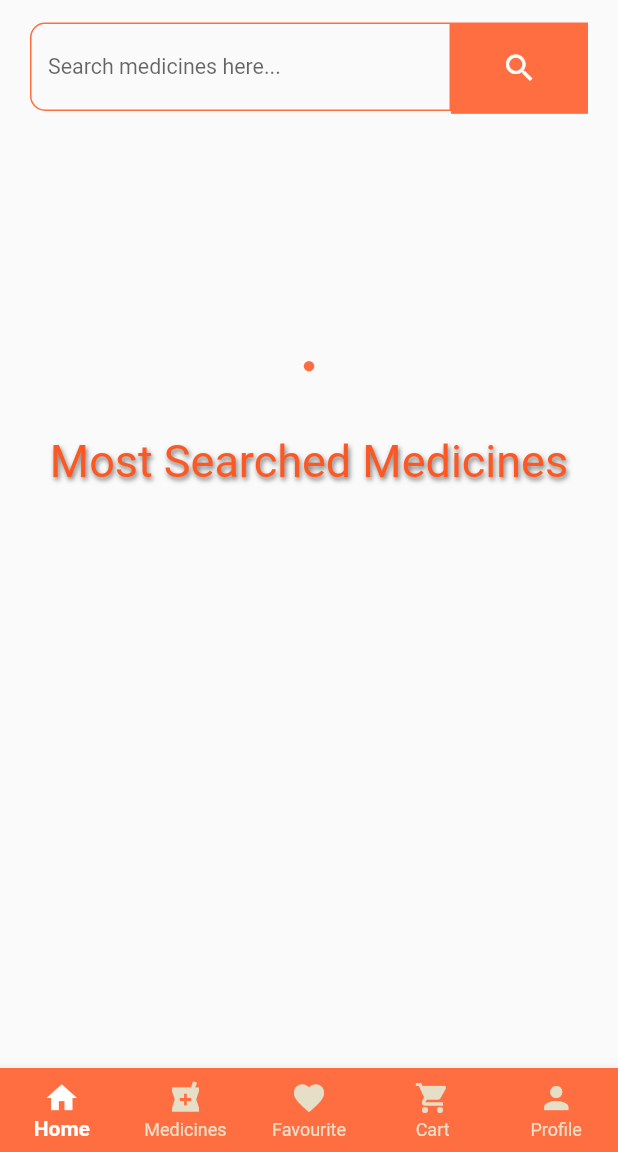
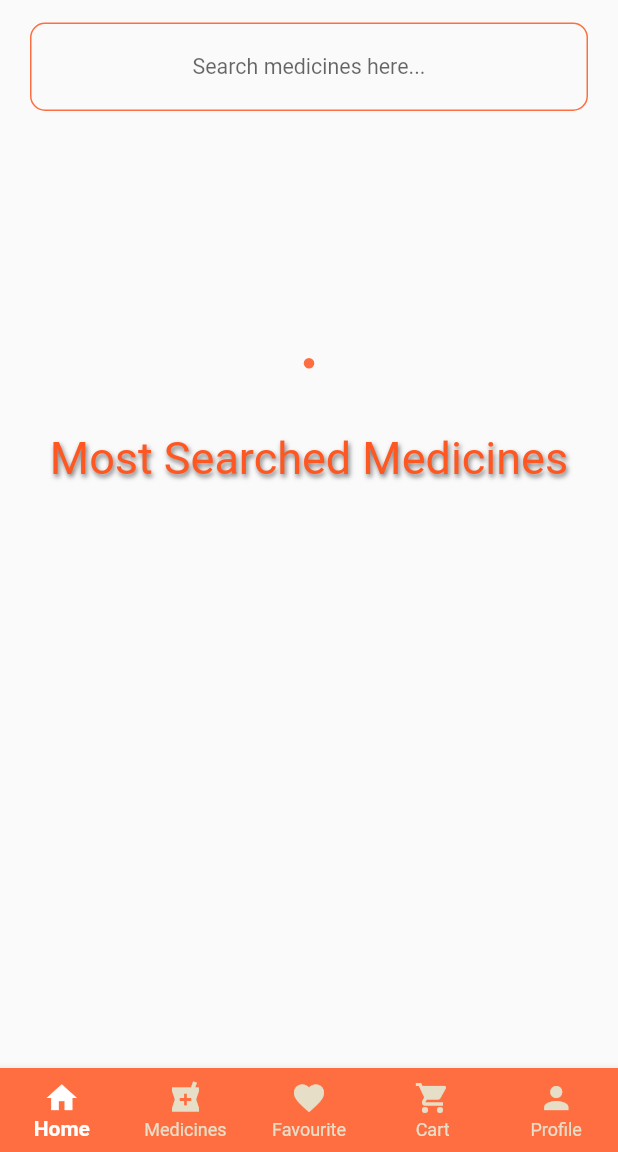
Before and after one commit to mehadih/MedWay, a Flutter app: the BottomNavController screen opened directly, on a phone screen of 412 x 824 dp, the part 84-1236 px from its top. Run offline on Flutter 3.47's test engine with Material 2 defaults, Android fonts, the phone set to English and light mode, and no system bars; drawn by our look-alikes of carousel_slider, dots_indicator; our stand-ins replace cloud_firestore, firebase_auth, firebase_core, flutter_screenutil, fluttertoast; accounts and stored records are empty.

Commit message:
Search Feature

```diff
--- a/lib/ui/bottom_nav_controller.dart
+++ b/lib/ui/bottom_nav_controller.dart
@@ -33,19 +33,19 @@ class _BottomNavControllerState extends State<BottomNavController> {
         TextStyle(color: Colors.black, fontWeight: FontWeight.bold),
         items: [
           BottomNavigationBarItem(
-              icon: Icon(Icons.home), label:"Home", backgroundColor: Colors.grey
+              icon: Icon(Icons.home), label:"Home",
           ),
           BottomNavigationBarItem(
-              icon: Icon(Icons.local_pharmacy), label:"Medicines", backgroundColor: Colors.grey
+              icon: Icon(Icons.local_pharmacy), label:"Medicines",
           ),
           BottomNavigationBarItem(
-              icon: Icon(Icons.favorite), label:"Favourite", backgroundColor: Colors.grey
+              icon: Icon(Icons.favorite), label:"Favourite",
           ),
           BottomNavigationBarItem(
-              icon: Icon(Icons.shopping_cart), label:"Cart", backgroundColor: Colors.grey
+              icon: Icon(Icons.shopping_cart), label:"Cart",
           ),
           BottomNavigationBarItem(
-              icon: Icon(Icons.person), label:"Profile", backgroundColor: Colors.grey
+              icon: Icon(Icons.person), label:"Profile",
           ),
         ],
         onTap: (index){
--- a/lib/ui/bottom_nav_pages/home.dart
+++ b/lib/ui/bottom_nav_pages/home.dart
@@ -5,6 +5,7 @@ import 'package:flutter/cupertino.dart';
 import 'package:flutter/material.dart';
 import 'package:flutter_screenutil/flutter_screenutil.dart';
 import 'package:medway/const/app_colors.dart';
+import 'package:medway/ui/search_screen.dart';
 
 class Home extends StatefulWidget {
   const Home({Key? key}) : super(key: key);
@@ -19,7 +20,6 @@ class _HomeState extends State<Home> {
   var _dotPosition = 0;
   List _products = [];
 
-  TextEditingController _searchController = TextEditingController();
 
 
 //carousel image function
@@ -91,13 +91,9 @@ class _HomeState extends State<Home> {
               children: [
                 Padding(
                   padding: const EdgeInsets.only(left: 20, right: 20, top: 15),
-                  child: Row(
-                    children: [
-                      Expanded(
-                        child: SizedBox(
-                          height: 60.h,
                   child: TextFormField(
-                            controller: _searchController,
+                    textAlign: TextAlign.center,
+                    readOnly: true,
                     decoration: InputDecoration(
                         fillColor: Colors.white,
                         focusedBorder: OutlineInputBorder(
@@ -106,32 +102,14 @@ class _HomeState extends State<Home> {
                             borderSide: BorderSide(
                               color: AppColors.main_color,
                             )),
-                                enabledBorder: OutlineInputBorder(
-                                    borderRadius:
-                                        BorderRadius.only(topLeft: Radius.circular(10), bottomLeft: Radius.circular(10),),
-                                    borderSide: BorderSide(
-                                      color: AppColors.orange_accent,
-                                    )),
+                        enabledBorder:
+                        OutlineInputBorder(
+                            borderRadius: BorderRadius.only(topLeft: Radius.circular(10), bottomLeft: Radius.circular(10), topRight:Radius.circular(10),bottomRight: Radius.circular(10) ),
+                            borderSide: BorderSide(color: AppColors.orange_accent,)
+                        ),
                         hintText: "Search medicines here...",
                         hintStyle: TextStyle(fontSize: 13.sp)),
-                          ),
-                        ),
-                      ),
-                      GestureDetector(
-                        child: Container(
-                          color: AppColors.orange_accent,
-                          height: 60.h,
-                          width: 90.h,
-                          child: Center(
-                            child: Icon(
-                              Icons.search,
-                              color: Colors.white,
-                            ),
-                          ),
-                        ),
-                        onTap: () {},
-                      ),
-                    ],
+                    onTap: ()=> Navigator.push(context, CupertinoPageRoute(builder: (_)=>SearchScreen())),
                   ),
                 ),
                 SizedBox(
@@ -185,6 +163,7 @@ class _HomeState extends State<Home> {
                 SizedBox(
                   height: 40.h,
                 ),
+                //Most Searched Products
                 Row(
                   mainAxisAlignment: MainAxisAlignment.center,
                   children: [
@@ -236,6 +215,7 @@ class _HomeState extends State<Home> {
                 SizedBox(
                   height: 25.h,
                 ),
+                //products
                 Container(
                   child: Padding(
                     padding: const EdgeInsets.all(8.0),
```
Also changed, not shown: lib/ui/search_screen.dart (added, +112 -0 lines). Lines whose indentation alone changed are shown as unchanged.
